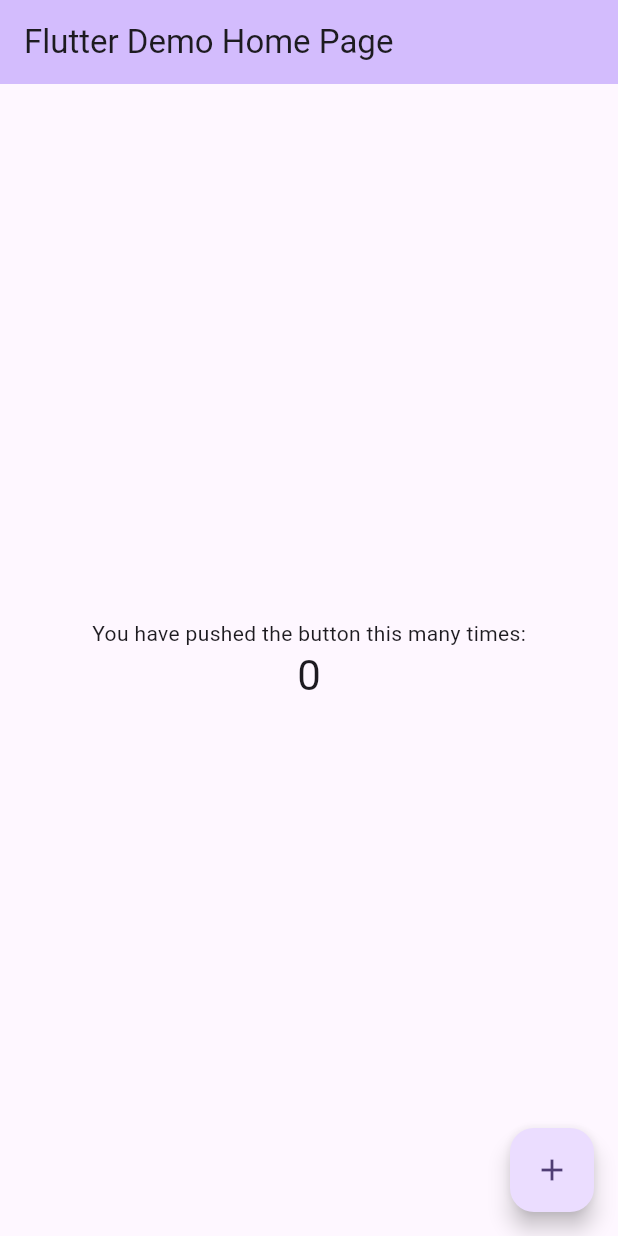
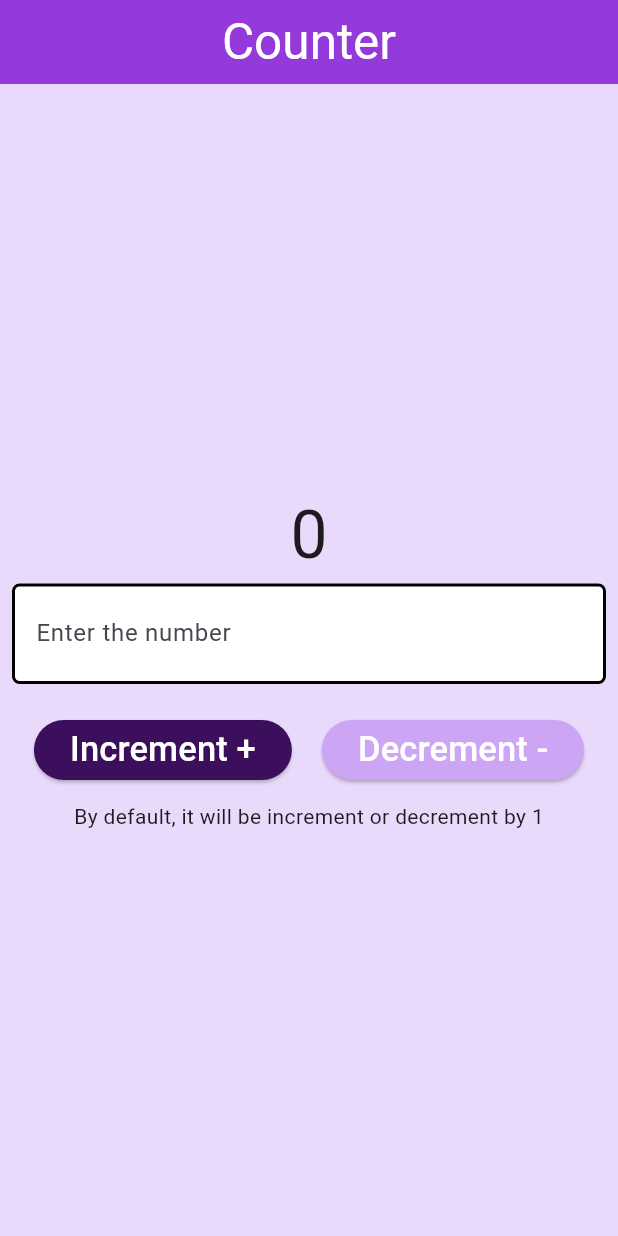
Before and after one commit to Sharath44665/flutter_ws, a Flutter app: the screen it shows after launch, on a phone screen of 412 x 824 dp. Run offline on Flutter 3.47's test engine with Material 3 defaults, Android fonts, the phone set to English and light mode, and no system bars; our stand-ins replace firebase_auth, firebase_core; accounts and stored records are empty; generated files the repository leaves out were written again.

Commit message:
counter app - increment or decrement value by click

```diff
--- /dev/null
+++ b/n04_counter_app/lib/counter_page.dart
@@ -0,0 +1,119 @@
+import 'package:flutter/material.dart';
+
+class CounterPage extends StatefulWidget {
+  const CounterPage({super.key});
+
+  @override
+  State<CounterPage> createState() => _CounterPageState();
+}
+
+class _CounterPageState extends State<CounterPage> {
+  late int counter = 0;
+  final TextEditingController textEditingController = TextEditingController();
+
+  void increment() {
+    String valueText = textEditingController.text;
+
+    if (valueText.isEmpty) {
+      counter += 1;
+    } else {
+      counter += int.parse(valueText);
+    }
+    setState(() {});
+  }
+
+  void decrement() {
+    String valueText = textEditingController.text;
+
+    if (valueText.isEmpty) {
+      counter -= 1;
+    } else {
+      counter -= int.parse(valueText);
+    }
+    setState(() {});
+  }
+
+  @override
+  void dispose() {
+    textEditingController.dispose();
+    super.dispose();
+  }
+
+  @override
+  Widget build(BuildContext context) {
+    final border = OutlineInputBorder(
+      borderRadius: BorderRadius.circular(5),
+      borderSide: BorderSide(width: 2.0, style: BorderStyle.solid),
+    );
+    return Scaffold(
+      backgroundColor: Color.fromRGBO(233, 217, 251, 1),
+      appBar: AppBar(
+        backgroundColor: Color.fromRGBO(148, 57, 218, 1),
+        foregroundColor: Colors.white,
+        title: const Text("Counter", style: TextStyle(fontSize: 33)),
+        centerTitle: true,
+      ),
+      body: Center(
+        child: Padding(
+          padding: const EdgeInsets.all(8.0),
+          child: Column(
+            mainAxisAlignment: MainAxisAlignment.center,
+            crossAxisAlignment: CrossAxisAlignment.center,
+            children: [
+              Text("$counter", style: TextStyle(fontSize: 44)),
+              TextField(
+                controller: textEditingController,
+                decoration: InputDecoration(
+                  hintText: "increment digit by 1, 2, 3...",
+                  enabledBorder: border,
+                  focusedBorder: border,
+                  filled: true,
+                  fillColor: Colors.white,
+                  labelText: "Enter the number",
+                ),
+                style: TextStyle(
+                  fontSize: 23,
+                  color: Color.fromRGBO(59, 15, 92, 1),
+                ),
+                keyboardType: const TextInputType.numberWithOptions(
+                  decimal: true,
+                ),
+              ),
+              const SizedBox(height: 20),
+              Row(
+                mainAxisAlignment: MainAxisAlignment.center,
+                crossAxisAlignment: CrossAxisAlignment.center,
+                children: [
+                  ElevatedButton(
+                    style: ElevatedButton.styleFrom(
+                      backgroundColor: Color.fromRGBO(59, 15, 92, 1),
+                      // minimumSize: const Size(double.infinity, 50),
+                    ),
+                    onPressed: increment,
+                    child: const Text(
+                      "Increment +",
+                      style: TextStyle(fontSize: 23, color: Colors.white),
+                    ),
+                  ),
+                  const SizedBox(width: 20),
+                  ElevatedButton(
+                    style: ElevatedButton.styleFrom(
+                      backgroundColor: Color.fromRGBO(205, 165, 245, 1),
+                    ),
+                    onPressed: decrement,
+                    child: const Text(
+                      "Decrement -",
+                      style: TextStyle(fontSize: 23, color: Colors.white),
+                    ),
+                  ),
+                ],
+              ),
+              const SizedBox(height: 10),
+              Text("By default, it will be increment or decrement by 1"),
+            ],
+          ),
+        ),
+      ),
+    );
+  }
+}
--- a/n04_counter_app/lib/main.dart
+++ b/n04_counter_app/lib/main.dart
@@ -1,122 +1,15 @@
 import 'package:flutter/material.dart';
+import 'package:n04_counter_app/counter_page.dart';
 
-void main() {
-  runApp(const MyApp());
+void main(List<String> args) {
+  runApp(MyApp());
 }
 
 class MyApp extends StatelessWidget {
   const MyApp({super.key});
 
-  // This widget is the root of your application.
   @override
   Widget build(BuildContext context) {
-    return MaterialApp(
-      title: 'Flutter Demo',
-      theme: ThemeData(
-        // This is the theme of your application.
-        //
-        // TRY THIS: Try running your application with "flutter run". You'll see
-        // the application has a purple toolbar. Then, without quitting the app,
-        // try changing the seedColor in the colorScheme below to Colors.green
-        // and then invoke "hot reload" (save your changes or press the "hot
-        // reload" button in a Flutter-supported IDE, or press "r" if you used
-        // the command line to start the app).
-        //
-        // Notice that the counter didn't reset back to zero; the application
-        // state is not lost during the reload. To reset the state, use hot
-        // restart instead.
-        //
-        // This works for code too, not just values: Most code changes can be
-        // tested with just a hot reload.
-        colorScheme: ColorScheme.fromSeed(seedColor: Colors.deepPurple),
-      ),
-      home: const MyHomePage(title: 'Flutter Demo Home Page'),
-    );
+    return const MaterialApp(home: CounterPage());
   }
 }
-
-class MyHomePage extends StatefulWidget {
-  const MyHomePage({super.key, required this.title});
-
-  // This widget is the home page of your application. It is stateful, meaning
-  // that it has a State object (defined below) that contains fields that affect
-  // how it looks.
-
-  // This class is the configuration for the state. It holds the values (in this
-  // case the title) provided by the parent (in this case the App widget) and
-  // used by the build method of the State. Fields in a Widget subclass are
-  // always marked "final".
-
-  final String title;
-
-  @override
-  State<MyHomePage> createState() => _MyHomePageState();
-}
-
-class _MyHomePageState extends State<MyHomePage> {
-  int _counter = 0;
-
-  void _incrementCounter() {
-    setState(() {
-      // This call to setState tells the Flutter framework that something has
-      // changed in this State, which causes it to rerun the build method below
-      // so that the display can reflect the updated values. If we changed
-      // _counter without calling setState(), then the build method would not be
-      // called again, and so nothing would appear to happen.
-      _counter++;
-    });
-  }
-
-  @override
-  Widget build(BuildContext context) {
-    // This method is rerun every time setState is called, for instance as done
-    // by the _incrementCounter method above.
-    //
-    // The Flutter framework has been optimized to make rerunning build methods
-    // fast, so that you can just rebuild anything that needs updating rather
-    // than having to individually change instances of widgets.
-    return Scaffold(
-      appBar: AppBar(
-        // TRY THIS: Try changing the color here to a specific color (to
-        // Colors.amber, perhaps?) and trigger a hot reload to see the AppBar
-        // change color while the other colors stay the same.
-        backgroundColor: Theme.of(context).colorScheme.inversePrimary,
-        // Here we take the value from the MyHomePage object that was created by
-        // the App.build method, and use it to set our appbar title.
-        title: Text(widget.title),
-      ),
-      body: Center(
-        // Center is a layout widget. It takes a single child and positions it
-        // in the middle of the parent.
-        child: Column(
-          // Column is also a layout widget. It takes a list of children and
-          // arranges them vertically. By default, it sizes itself to fit its
-          // children horizontally, and tries to be as tall as its parent.
-          //
-          // Column has various properties to control how it sizes itself and
-          // how it positions its children. Here we use mainAxisAlignment to
-          // center the children vertically; the main axis here is the vertical
-          // axis because Columns are vertical (the cross axis would be
-          // horizontal).
-          //
-          // TRY THIS: Invoke "debug painting" (choose the "Toggle Debug Paint"
-          // action in the IDE, or press "p" in the console), to see the
-          // wireframe for each widget.
-          mainAxisAlignment: MainAxisAlignment.center,
-          children: <Widget>[
-            const Text('You have pushed the button this many times:'),
-            Text(
-              '$_counter',
-              style: Theme.of(context).textTheme.headlineMedium,
-            ),
-          ],
-        ),
-      ),
-      floatingActionButton: FloatingActionButton(
-        onPressed: _incrementCounter,
-        tooltip: 'Increment',
-        child: const Icon(Icons.add),
-      ), // This trailing comma makes auto-formatting nicer for build methods.
-    );
-  }
-}
```
Also changed, not shown: n04_counter_app/img/counterApp.png (added), 21 other files.
